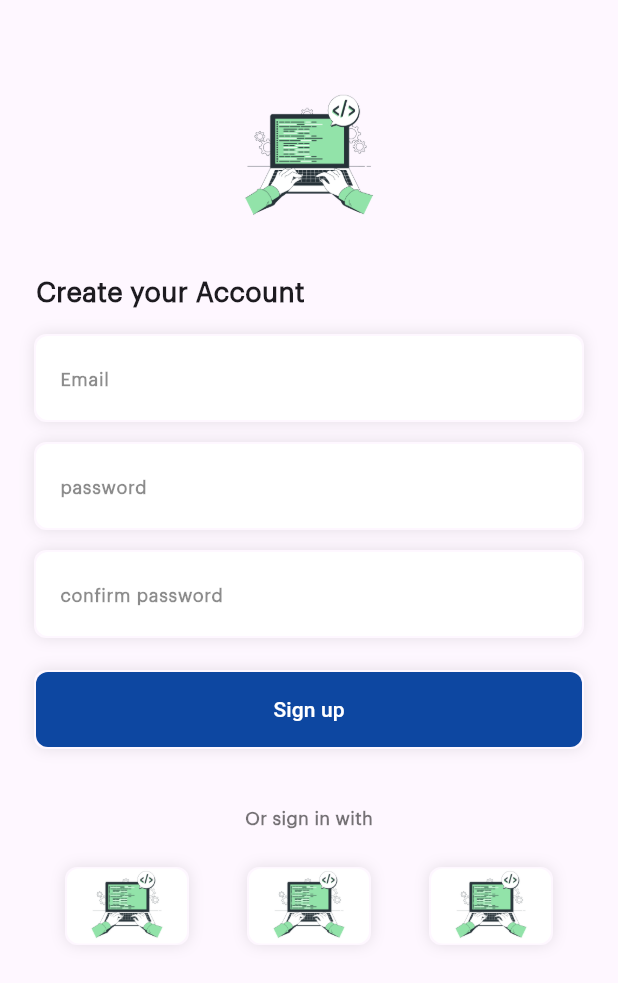
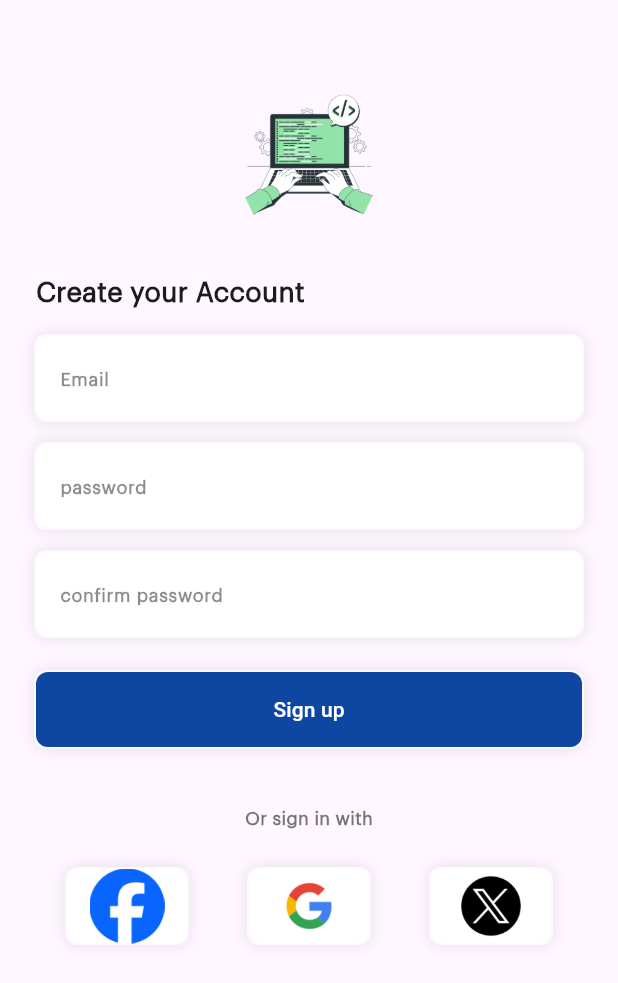
Before and after one commit to MohamedQaid/ui_flutter_app, a Flutter app: the SignupPageUi1 screen opened directly, on a phone screen of 412 x 824 dp. Shown: the top 983 px of the screen. Run offline on Flutter 3.47's test engine with Material 3 defaults, Android fonts, the phone set to English and light mode, and no system bars.

Commit message:
update code ui1

```diff
--- a/lib/ui_1_login_and_splash/views/signup_page_ui1.dart
+++ b/lib/ui_1_login_and_splash/views/signup_page_ui1.dart
@@ -60,13 +60,13 @@
                   mainAxisAlignment: MainAxisAlignment.spaceAround,
                   children: [
                     CustomIconBoxLoginUi1(
-                      pathImg: 'asset/images/logoCoding.png',
+                      pathImg: 'asset/images/ui1_png/facebook.png',
                     ),
                     CustomIconBoxLoginUi1(
-                      pathImg: 'asset/images/logoCoding.png',
+                      pathImg: 'asset/images/ui1_png/google.png',
                     ),
                     CustomIconBoxLoginUi1(
-                      pathImg: 'asset/images/logoCoding.png',
+                      pathImg: 'asset/images/ui1_png/x.png',
                     ),
                   ],
                 ),
```
